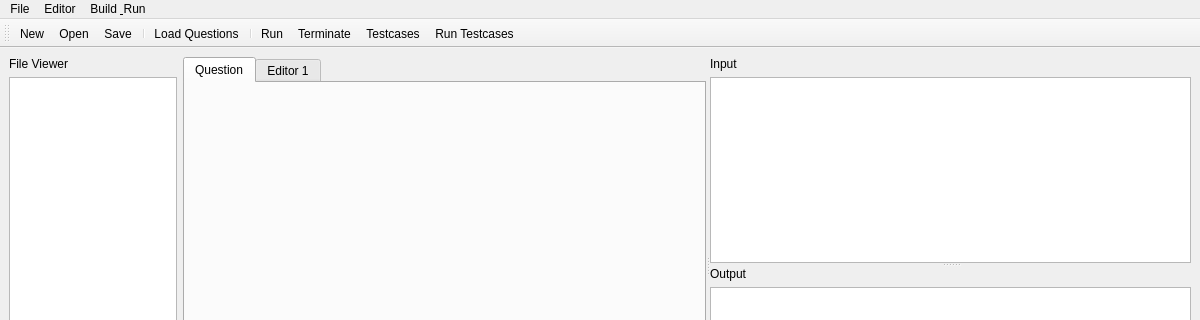
Old version of the form src/SmartXm-CSEKU/ide.ui in the repository KaziRifatMorshed/SmartXm; both pictures show x 0 to 1200 and y 0 to 320 of the 1200 by 714 pixel window.
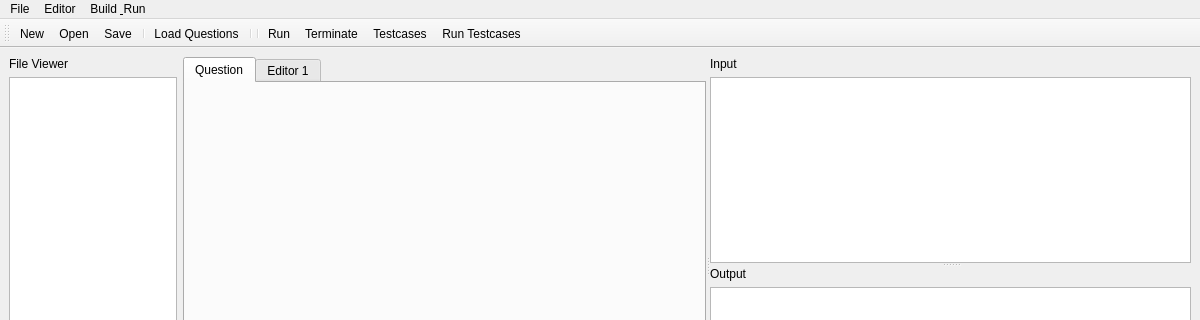
New version of the form. Icons and pictures are not drawn.

Commit message: connected run test case window

```diff
--- a/src/SmartXm-CSEKU/ide.ui
+++ b/src/SmartXm-CSEKU/ide.ui
@@ -180,6 +180,7 @@
    <addaction name="separator"/>
    <addaction name="actionLoad_Questions"/>
    <addaction name="separator"/>
+   <addaction name="separator"/>
    <addaction name="actionRun"/>
    <addaction name="actionTerminate"/>
    <addaction name="actionTestcases"/>
```
Left out of the diff: 33 changed lines with no effect on the pictures. The commit also changes 6 other files.
